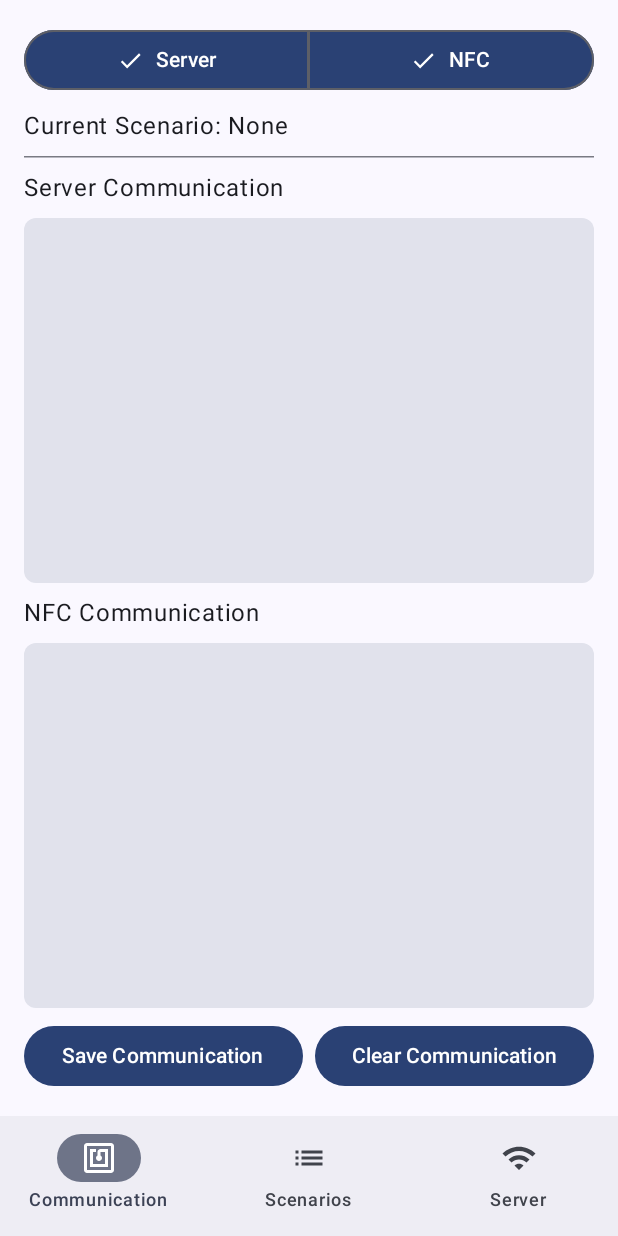
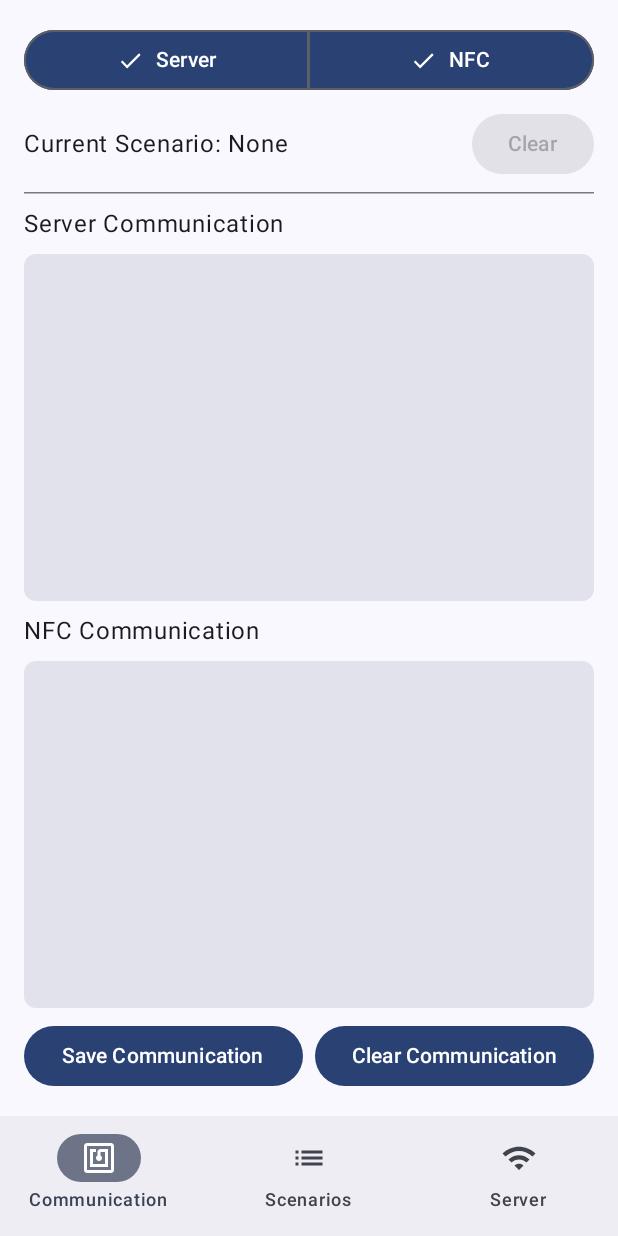
Before and after one commit to Lankow/nfc-emulator, an Android app built with Jetpack Compose: the screen it shows after launch (MainActivity), on a phone screen of 412 x 824 dp. Run offline under Robolectric (Android 15) with nearby library versions, the phone set to English and light mode, and no system bars; pictures from the network do not load; 2 statements that could not run were skipped.

Commit message:
Add scenario clear control and skip default auto-connect

```diff
--- a/app/src/main/java/com/lnkv/nfcemulator/MainActivity.kt
+++ b/app/src/main/java/com/lnkv/nfcemulator/MainActivity.kt
@@ -117,11 +117,13 @@ class MainActivity : ComponentActivity() {
             serverPrefs.getBoolean("autoConnect", false)
         ) {
             val ipPort = serverPrefs.getString("ip", "0.0.0.0:0000")!!
-            val host = ipPort.substringBefore(":")
-            val port = ipPort.substringAfter(":").toIntOrNull()
-            val poll = serverPrefs.getString("pollingTime", "0")!!.toLongOrNull() ?: 0
-            if (port != null) {
-                ServerConnectionManager.connect(this, host, port, poll)
+            if (ipPort != "0.0.0.0:0000") {
+                val host = ipPort.substringBefore(":")
+                val port = ipPort.substringAfter(":").toIntOrNull()
+                val poll = serverPrefs.getString("pollingTime", "0")!!.toLongOrNull() ?: 0
+                if (port != null) {
+                    ServerConnectionManager.connect(this, host, port, poll)
+                }
             }
         }
 
@@ -559,6 +561,7 @@ fun MainScreen() {
     var currentScreen by rememberSaveable { mutableStateOf(Screen.Communication) }
     val logEntries by CommunicationLog.entries.collectAsState()
     val currentScenario by ScenarioManager.current.collectAsState()
+    val context = LocalContext.current
 
     androidx.compose.material3.Scaffold(
         bottomBar = {
@@ -582,7 +585,12 @@ fun MainScreen() {
     ) { padding ->
           when (currentScreen) {
               Screen.Communication ->
-                  CommunicationScreen(logEntries, currentScenario, Modifier.padding(padding))
+                  CommunicationScreen(
+                      logEntries,
+                      currentScenario,
+                      onClearScenario = { ScenarioManager.setCurrent(context, null) },
+                      modifier = Modifier.padding(padding)
+                  )
               Screen.Scenario ->
                   ScenarioScreen(Modifier.padding(padding))
               Screen.Server ->
@@ -600,6 +608,7 @@ fun MainScreen() {
 fun CommunicationScreen(
     entries: List<CommunicationLog.Entry>,
     currentScenario: String?,
+    onClearScenario: () -> Unit,
     modifier: Modifier = Modifier
 ) {
     var showServer by rememberSaveable { mutableStateOf(true) }
@@ -633,7 +642,22 @@ fun CommunicationScreen(
         }
 
         Spacer(modifier = Modifier.height(8.dp))
-        Text("Current Scenario: ${currentScenario ?: "None"}")
+        Row(
+            modifier = Modifier.fillMaxWidth(),
+            verticalAlignment = Alignment.CenterVertically
+        ) {
+            Text(
+                "Current Scenario: ${currentScenario ?: "None"}",
+                modifier = Modifier.weight(1f)
+            )
+            Button(
+                onClick = onClearScenario,
+                enabled = currentScenario != null,
+                modifier = Modifier.testTag("ScenarioClearButton")
+            ) {
+                Text("Clear")
+            }
+        }
         Spacer(modifier = Modifier.height(8.dp))
         HorizontalDivider(
             modifier = Modifier
```
Also changed, not shown: 2 other files.
